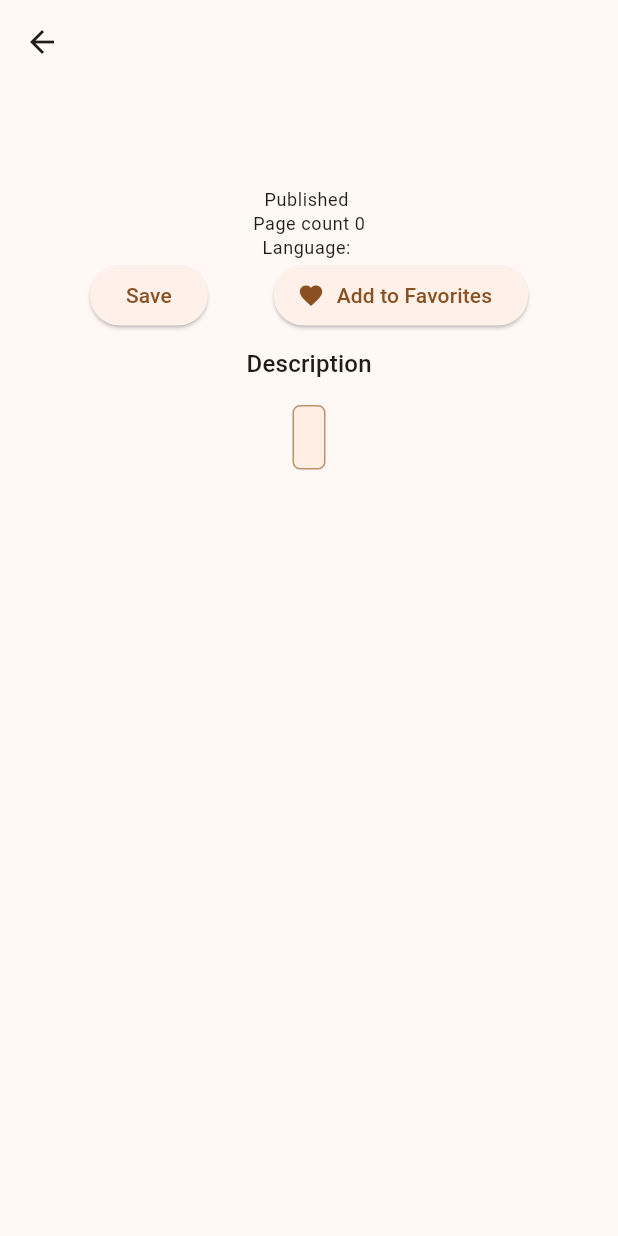
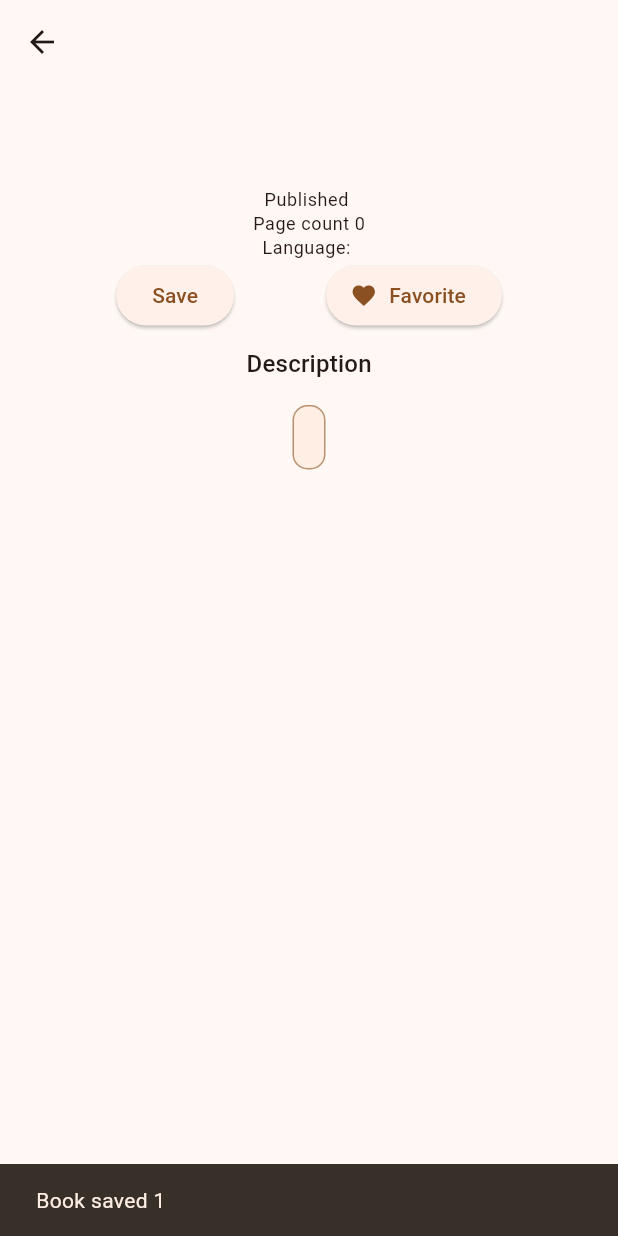
Before and after one commit to do5-5anto5/reader_tracker, a Flutter app: the BookDetailsScreen screen opened directly with empty values, after a tap on "Save", on a phone screen of 412 x 824 dp. Run offline on Flutter 3.47's test engine with Material 3 defaults, Android fonts, the phone set to English and light mode, and no system bars; our stand-ins replace sqflite; accounts and stored records are empty.

Commit message:
Feature: Implements BookDetailsScreen to call method DatabaseHelper.instance.insertBook(book) and store the selected book on device

```diff
--- a/lib/pages/book_details.dart
+++ b/lib/pages/book_details.dart
@@ -1,4 +1,5 @@
 import 'package:flutter/material.dart';
+import 'package:reader_tracker/db/database_helper.dart';
 
 import '../models/book.dart';
 import '../models/book_details_arguments.dart';
@@ -64,13 +65,26 @@ class _BookDetailsScreenState extends State<BookDetailsScreen> {
                       mainAxisAlignment: MainAxisAlignment.spaceEvenly,
                       children: [
                         ElevatedButton(
-                          onPressed: () {},
+                          onPressed: () async {
+                            try {
+                              int savedInt=
+                              await DatabaseHelper.instance.insertBook(book);
+                              SnackBar snackBar = SnackBar(
+                                content: Text('Book saved $savedInt'),
+                              );
+                              ScaffoldMessenger.of(
+                                context,
+                              ).showSnackBar(snackBar);
+                            } catch (error) {
+                              throw Exception('Failed to save book, $error');
+                            }
+                          },
                           child: const Text('Save'),
                         ),
                         ElevatedButton.icon(
                           onPressed: () {},
                           icon: Icon(Icons.favorite),
-                          label: const Text('Add to Favorites'),
+                          label: const Text('Favorite'),
                         ),
                       ],
                     ),
@@ -86,12 +100,15 @@ class _BookDetailsScreenState extends State<BookDetailsScreen> {
                             context,
                           ).colorScheme.primary.withAlpha(150),
                         ),
-                        borderRadius: BorderRadius.circular(5),
+                        borderRadius: BorderRadius.circular(10),
                         color: Theme.of(
                           context,
                         ).colorScheme.inversePrimary.withAlpha(40),
                       ),
-                      child: Text(book.description),
+                      child: Text(
+                        book.description,
+                        textAlign: TextAlign.justify,
+                      ),
                     ),
                   ],
                 ),
```
